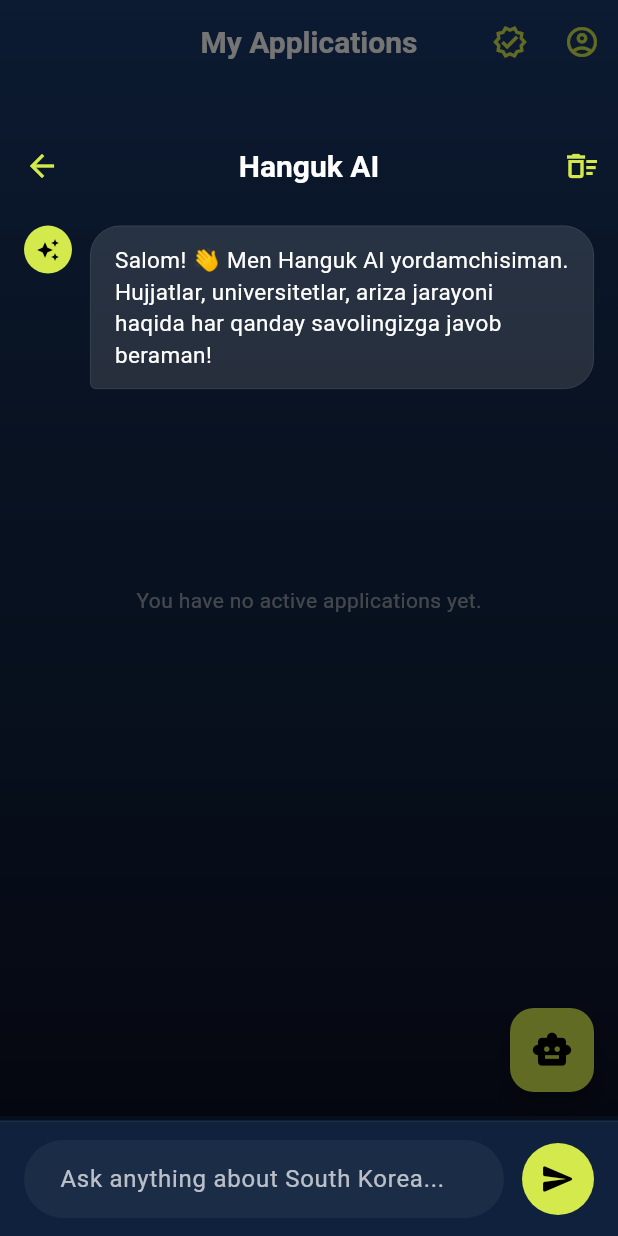
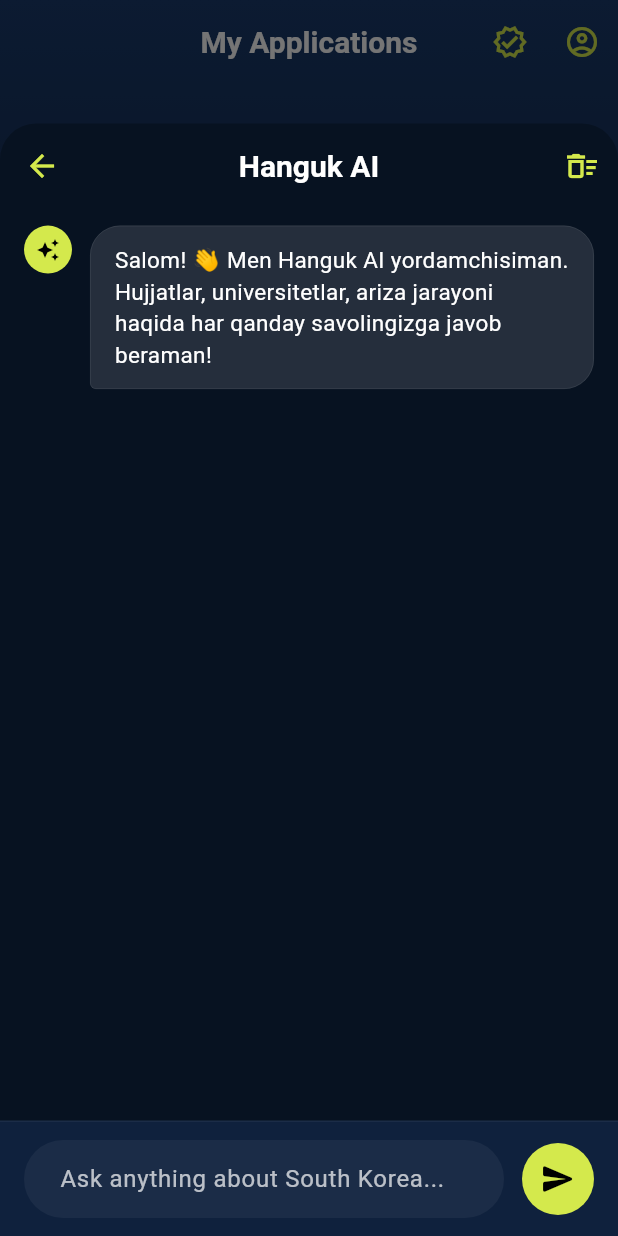
Before and after one commit to asrbekshokirovich-bot/hanguk_app, a Flutter app: the screen it shows once a user with an empty profile is signed in, after a tap on the "smart toy" icon, on a phone screen of 412 x 824 dp. Run offline on Flutter 3.47's test engine with Material 3 defaults, Android fonts, the phone set to English and light mode, and no system bars; our stand-ins replace audioplayers, device_info_plus, dio, file_picker, flutter_riverpod, go_router and 7 more; missing offline and left inert: daily_flutter, dart:html, dart:js, dart:js_interop, dart:ui_web, in_app_update and 1 more; accounts and stored records are empty.

Commit message:
fix: revert home_screen too (undefined lightGradient after theme revert)
home_screen still referenced AppColors.lightGradient from the theme
work, which was removed when app_colors was reverted — the sole analyze
error. Restore home_screen to the original dark version.

Co-Authored-By: Claude Opus 4.8 <noreply@anthropic.com>
Claude-Session: https://claude.ai/code/session_01U6whCsKd7XiQYVKxuKy19R

```diff
--- a/lib/features/home/presentation/home_screen.dart
+++ b/lib/features/home/presentation/home_screen.dart
@@ -58,11 +58,9 @@ class _HomeScreenState extends ConsumerState<HomeScreen> {
       backgroundColor: Colors.transparent,
       builder: (_) => Container(
         height: MediaQuery.of(context).size.height * 0.9,
-        decoration: BoxDecoration(
-          color: Theme.of(context).brightness == Brightness.dark
-              ? const Color(0xFF071221)
-              : AppColors.lightGradient.first,
-          borderRadius: const BorderRadius.vertical(top: Radius.circular(24)),
+        decoration: const BoxDecoration(
+          color: Color(0xFF071221),
+          borderRadius: BorderRadius.vertical(top: Radius.circular(24)),
         ),
         child: ClipRRect(
           borderRadius: const BorderRadius.vertical(top: Radius.circular(24)),
```
